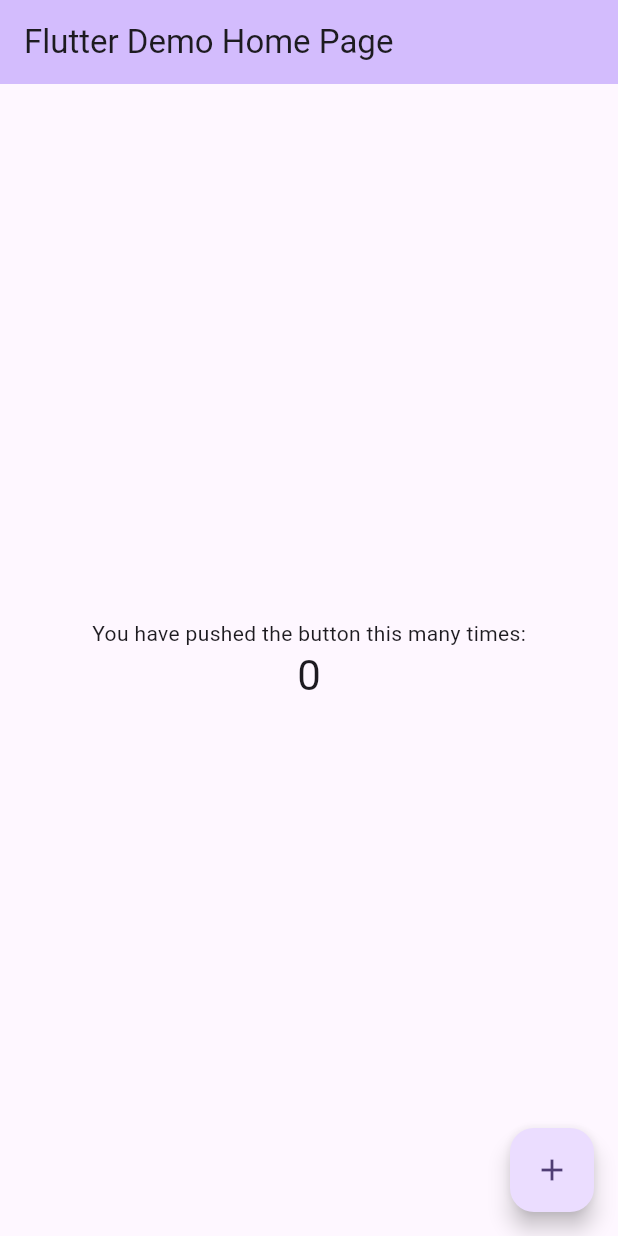
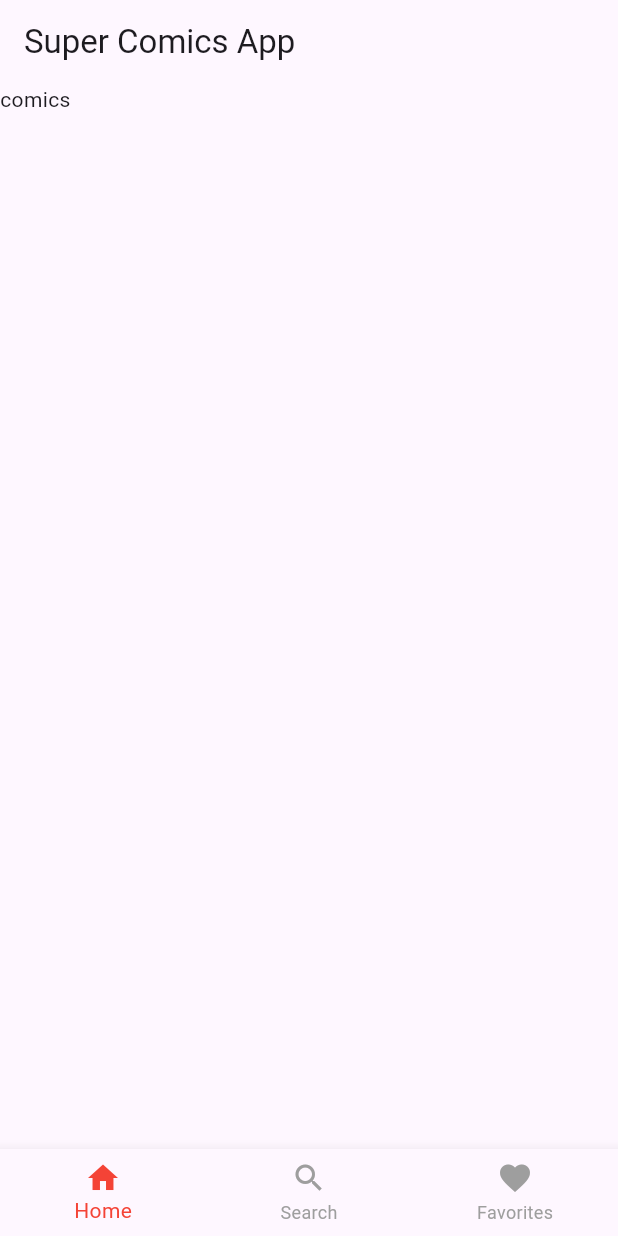
Before and after one commit to Isabella-SH/ef_super_comics_app, a Flutter app: the screen it shows after launch, on a phone screen of 412 x 824 dp. Run offline on Flutter 3.47's test engine with Material 3 defaults, Android fonts, the phone set to English and light mode, and no system bars.

Commit message:
implementar el home y las vistas (basico). Añadir dependencias

```diff
--- a/lib/main.dart
+++ b/lib/main.dart
@@ -1,3 +1,4 @@
+import 'package:ef_super_comics_app/screens/home.dart';
 import 'package:flutter/material.dart';
 
 void main() {
@@ -6,120 +7,13 @@ void main() {
 
 class MyApp extends StatelessWidget {
   const MyApp({super.key});
-
-  // This widget is the root of your application.
   @override
-  Widget build(BuildContext context) {
+  Widget build(BuildContext context){
     return MaterialApp(
-      title: 'Flutter Demo',
-      theme: ThemeData(
-        // This is the theme of your application.
-        //
-        // TRY THIS: Try running your application with "flutter run". You'll see
-        // the application has a blue toolbar. Then, without quitting the app,
-        // try changing the seedColor in the colorScheme below to Colors.green
-        // and then invoke "hot reload" (save your changes or press the "hot
-        // reload" button in a Flutter-supported IDE, or press "r" if you used
-        // the command line to start the app).
-        //
-        // Notice that the counter didn't reset back to zero; the application
-        // state is not lost during the reload. To reset the state, use hot
-        // restart instead.
-        //
-        // This works for code too, not just values: Most code changes can be
-        // tested with just a hot reload.
-        colorScheme: ColorScheme.fromSeed(seedColor: Colors.deepPurple),
-        useMaterial3: true,
-      ),
-      home: const MyHomePage(title: 'Flutter Demo Home Page'),
+      debugShowCheckedModeBanner: false,
+      theme: ThemeData.light(),
+      darkTheme: ThemeData.dark(),
+      home: const Home(),
     );
   }
 }
-
-class MyHomePage extends StatefulWidget {
-  const MyHomePage({super.key, required this.title});
-
-  // This widget is the home page of your application. It is stateful, meaning
-  // that it has a State object (defined below) that contains fields that affect
-  // how it looks.
-
-  // This class is the configuration for the state. It holds the values (in this
-  // case the title) provided by the parent (in this case the App widget) and
-  // used by the build method of the State. Fields in a Widget subclass are
-  // always marked "final".
-
-  final String title;
-
-  @override
-  State<MyHomePage> createState() => _MyHomePageState();
-}
-
-class _MyHomePageState extends State<MyHomePage> {
-  int _counter = 0;
-
-  void _incrementCounter() {
-    setState(() {
-      // This call to setState tells the Flutter framework that something has
-      // changed in this State, which causes it to rerun the build method below
-      // so that the display can reflect the updated values. If we changed
-      // _counter without calling setState(), then the build method would not be
-      // called again, and so nothing would appear to happen.
-      _counter++;
-    });
-  }
-
-  @override
-  Widget build(BuildContext context) {
-    // This method is rerun every time setState is called, for instance as done
-    // by the _incrementCounter method above.
-    //
-    // The Flutter framework has been optimized to make rerunning build methods
-    // fast, so that you can just rebuild anything that needs updating rather
-    // than having to individually change instances of widgets.
-    return Scaffold(
-      appBar: AppBar(
-        // TRY THIS: Try changing the color here to a specific color (to
-        // Colors.amber, perhaps?) and trigger a hot reload to see the AppBar
-        // change color while the other colors stay the same.
-        backgroundColor: Theme.of(context).colorScheme.inversePrimary,
-        // Here we take the value from the MyHomePage object that was created by
-        // the App.build method, and use it to set our appbar title.
-        title: Text(widget.title),
-      ),
-      body: Center(
-        // Center is a layout widget. It takes a single child and positions it
-        // in the middle of the parent.
-        child: Column(
-          // Column is also a layout widget. It takes a list of children and
-          // arranges them vertically. By default, it sizes itself to fit its
-          // children horizontally, and tries to be as tall as its parent.
-          //
-          // Column has various properties to control how it sizes itself and
-          // how it positions its children. Here we use mainAxisAlignment to
-          // center the children vertically; the main axis here is the vertical
-          // axis because Columns are vertical (the cross axis would be
-          // horizontal).
-          //
-          // TRY THIS: Invoke "debug painting" (choose the "Toggle Debug Paint"
-          // action in the IDE, or press "p" in the console), to see the
-          // wireframe for each widget.
-          mainAxisAlignment: MainAxisAlignment.center,
-          children: <Widget>[
-            const Text(
-              'You have pushed the button this many times:',
-            ),
-            Text(
-              '$_counter',
-              style: Theme.of(context).textTheme.headlineMedium,
-            ),
-          ],
-        ),
-      ),
-      floatingActionButton: FloatingActionButton(
-        onPressed: _incrementCounter,
-        tooltip: 'Increment',
-        child: const Icon(Icons.add),
-      ), // This trailing comma makes auto-formatting nicer for build methods.
-    );
-  }
-}
--- /dev/null
+++ b/lib/screens/comics.dart
@@ -0,0 +1,16 @@
+
+import 'package:flutter/cupertino.dart';
+
+class Comics extends StatefulWidget {
+  const Comics({super.key});
+
+  @override
+  State<Comics> createState() => _ComicsState();
+}
+
+class _ComicsState extends State<Comics> {
+  @override
+  Widget build(BuildContext context) {
+    return Text("comics");
+  }
+}
--- /dev/null
+++ b/lib/screens/comics_favorites.dart
@@ -0,0 +1,16 @@
+
+import 'package:flutter/cupertino.dart';
+
+class ComicsFavorites extends StatefulWidget {
+  const ComicsFavorites({super.key});
+
+  @override
+  State<ComicsFavorites> createState() => _ComicsFavoritesState();
+}
+
+class _ComicsFavoritesState extends State<ComicsFavorites> {
+  @override
+  Widget build(BuildContext context) {
+    return Text("favorites");
+  }
+}
--- /dev/null
+++ b/lib/screens/home.dart
@@ -0,0 +1,52 @@
+import 'package:ef_super_comics_app/screens/comics.dart';
+import 'package:ef_super_comics_app/screens/comics_favorites.dart';
+import 'package:ef_super_comics_app/screens/search_comics.dart';
+import 'package:flutter/cupertino.dart';
+import 'package:flutter/material.dart';
+
+class Home extends StatefulWidget {
+  const Home({super.key});
+
+  @override
+  State<Home> createState() => _HomeState();
+}
+
+class _HomeState extends State<Home> {
+
+  int _selectedTab=0;
+
+  final List<Widget> _children=[
+    const Comics(),
+    const SearchComics(),
+    const ComicsFavorites()
+  ];
+
+  _changeTab(int index){
+    setState(() {
+      _selectedTab=index;
+    });
+  }
+
+  @override
+  Widget build(BuildContext context) {
+    return Scaffold(
+      appBar: AppBar(
+        title: const Text("Super Comics App"),
+      ),
+      body: _children[_selectedTab],
+
+      bottomNavigationBar: BottomNavigationBar(
+        currentIndex: _selectedTab,
+        onTap: (index)=> _changeTab(index),
+
+        selectedItemColor: Colors.red,
+        unselectedItemColor: Colors.grey,
+        items: const[
+          BottomNavigationBarItem(icon: Icon(Icons.home), label: "Home"),
+          BottomNavigationBarItem(icon: Icon(Icons.search), label: "Search"),
+          BottomNavigationBarItem(icon: Icon(Icons.favorite), label: "Favorites")
+        ],
+      ),
+    );
+  }
+}
--- /dev/null
+++ b/lib/screens/search_comics.dart
@@ -0,0 +1,15 @@
+import 'package:flutter/cupertino.dart';
+
+class SearchComics extends StatefulWidget {
+  const SearchComics({super.key});
+
+  @override
+  State<SearchComics> createState() => _SearchComicsState();
+}
+
+class _SearchComicsState extends State<SearchComics> {
+  @override
+  Widget build(BuildContext context) {
+    return Text("search");
+  }
+}
```
Also changed, not shown: pubspec.yaml (+8 -69 lines), pubspec.lock, 3 other files.
